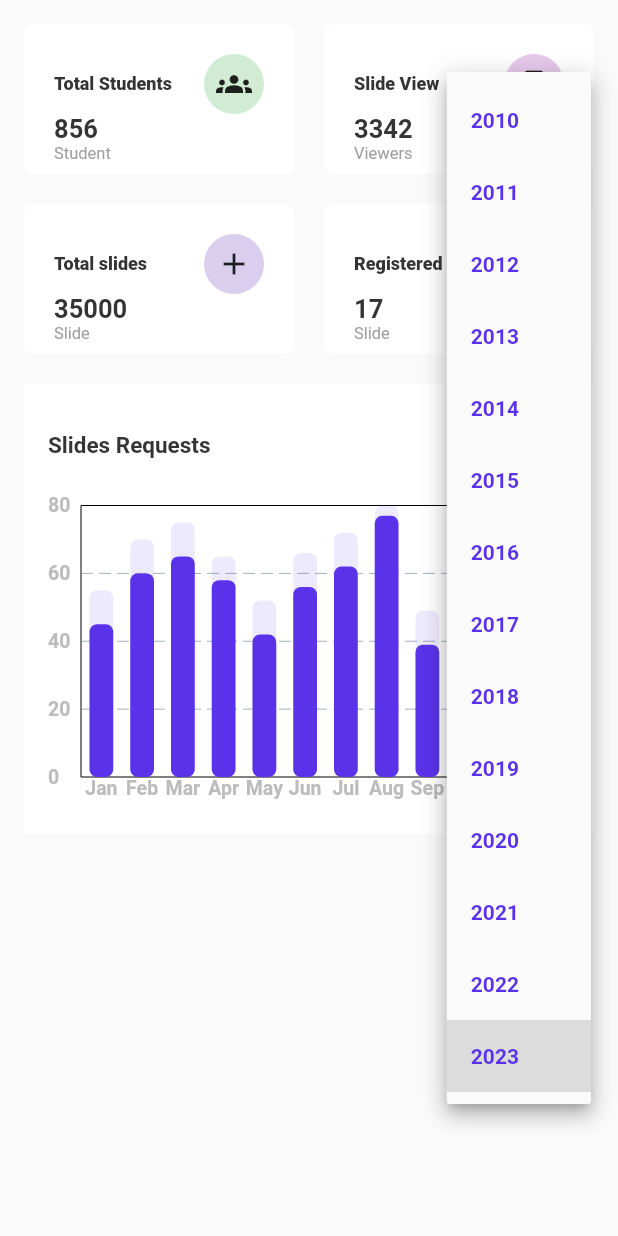
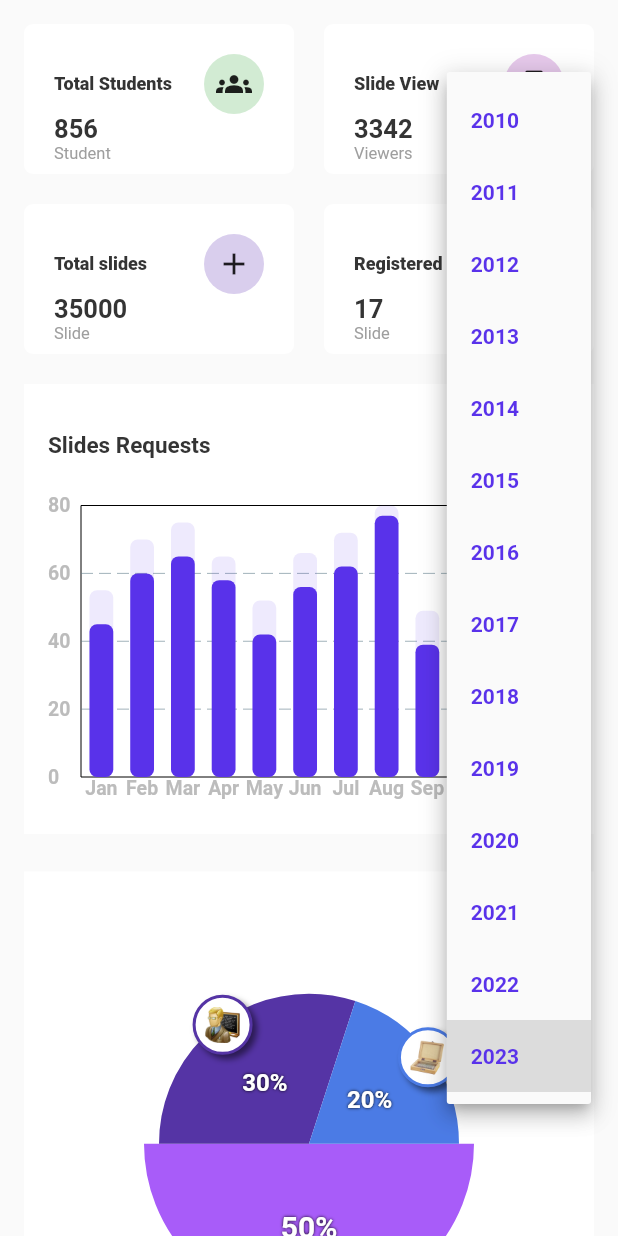
Before and after one commit to Rehab-Hamdi/Digital-System-for-Botany-Slides, a Flutter app: the DesktopDashboardView screen opened by its route, after a tap on an icon or button, on a phone screen of 412 x 824 dp. Run offline on Flutter 3.47's test engine with Material 2 defaults, Android fonts, the phone set to English and light mode, and no system bars; drawn by our look-alikes of fl_chart; our stand-ins replace curved_navigation_bar, firebase_auth, firebase_core, shared_preferences, sizer, table_calendar; missing offline and left inert: vertical_tabs_flutter; accounts and stored records are empty; statements that could not run were skipped.

Commit message:
pie chart remaining slides

```diff
--- /dev/null
+++ b/lib/core/custom_widgets/indicator.dart
@@ -0,0 +1,44 @@
+import 'package:flutter/material.dart';
+
+class Indicator extends StatelessWidget {
+  const Indicator({
+    super.key,
+    required this.color,
+    required this.text,
+    required this.isSquare,
+    this.size = 16,
+    this.textColor,
+  });
+  final Color color;
+  final String text;
+  final bool isSquare;
+  final double size;
+  final Color? textColor;
+
+  @override
+  Widget build(BuildContext context) {
+    return Row(
+      children: <Widget>[
+        Container(
+          width: size,
+          height: size,
+          decoration: BoxDecoration(
+            shape: isSquare ? BoxShape.rectangle : BoxShape.circle,
+            color: color,
+          ),
+        ),
+        const SizedBox(
+          width: 4,
+        ),
+        Text(
+          text,
+          style: TextStyle(
+            fontSize: 16,
+            fontWeight: FontWeight.bold,
+            color: textColor,
+          ),
+        )
+      ],
+    );
+  }
+}
--- a/lib/core/styles/colors.dart
+++ b/lib/core/styles/colors.dart
@@ -26,5 +26,8 @@ class MyColors {
   static const Color myBlue = Color(0xff5932EA);
   static const Color myGray = Color(0xffBCBCBC);
   static const Color myDarkBlue = Color(0xff1A2B88);
+  static const Color studentsColor = Color(0xffA85CF9);
+  static const Color doctorsColor = Color(0xff5534A5);
+  static const Color remainSlidesColor = Color(0xff4B7BE5);
 
 }
--- a/lib/presentation/dashboard_application_screens/dashboard_main_screen/desktop_dashboard_view.dart
+++ b/lib/presentation/dashboard_application_screens/dashboard_main_screen/desktop_dashboard_view.dart
@@ -1,6 +1,7 @@
 import 'package:flutter/material.dart';
 import 'package:our_test_project/presentation/dashboard_application_screens/dashboard_main_screen/modules/analytic_cards.dart';
 
+import 'modules/borrowed_slides_analytic.dart';
 import 'modules/slides_request.dart';
 
 
@@ -21,6 +22,8 @@ class DesktopDashboardView extends StatelessWidget
               const AnalyticCards(),
               const SizedBox(height: 20,),
               SlidesRequest(),
+              const SizedBox(height: 25,),
+              const BorrowedSlidesAnalytic(),
             ],
           ),
         ),
--- /dev/null
+++ b/lib/presentation/dashboard_application_screens/dashboard_main_screen/modules/borrowed_slides_analytic.dart
@@ -0,0 +1,196 @@
+import 'package:fl_chart/fl_chart.dart';
+import 'package:flutter/material.dart';
+import 'package:our_test_project/core/custom_widgets/indicator.dart';
+import 'package:our_test_project/core/styles/colors.dart';
+
+class BorrowedSlidesAnalytic extends StatefulWidget {
+  const BorrowedSlidesAnalytic({Key? key}) : super(key: key);
+
+  @override
+  State<BorrowedSlidesAnalytic> createState() => _BorrowedSlidesAnalyticState();
+}
+
+class _BorrowedSlidesAnalyticState extends State<BorrowedSlidesAnalytic> {
+  int touchedIndex = 0;
+  @override
+  Widget build(BuildContext context) {
+    return Container(
+      padding: const EdgeInsets.all(20),
+      height: MediaQuery.of(context).size.height/2,
+      color: Colors.white,
+      child: Column(
+        mainAxisSize: MainAxisSize.min,
+        children: [
+          Expanded(
+            child: PieChart(
+              PieChartData(
+                pieTouchData: PieTouchData(
+                  touchCallback: (FlTouchEvent event, pieTouchResponse) {
+                    setState(() {
+                      if (!event.isInterestedForInteractions ||
+                          pieTouchResponse == null ||
+                          pieTouchResponse.touchedSection == null) {
+                        touchedIndex = -1;
+                        return;
+                      }
+                      touchedIndex =
+                          pieTouchResponse.touchedSection!.touchedSectionIndex;
+                    });
+                  },
+                ),
+                borderData: FlBorderData(
+                  show: false,
+                ),
+                sectionsSpace: 0,
+                centerSpaceRadius: 0,
+                sections: showingSections(),
+              ),
+            ),
+          ),
+          const SizedBox(height: 30,),
+          Row(
+            children: const [
+              Indicator(
+                color: MyColors.studentsColor,
+                text: 'Students',
+                isSquare: true,
+              ),
+              SizedBox(
+                width: 15,
+              ),
+              Indicator(
+                color: MyColors.doctorsColor,
+                text: 'Doctors',
+                isSquare: true,
+              ),
+              SizedBox(
+                width: 15,
+              ),
+              Indicator(
+                color: MyColors.remainSlidesColor,
+                text: 'Remaining Slides',
+                isSquare: true,
+              ),
+            ],
+          ),
+        ],
+      ),
+    );
+  }
+
+  List<PieChartSectionData> showingSections() {
+    return List.generate(3, (i) {
+      final isTouched = i == touchedIndex;
+      final fontSize = isTouched ? 20.0 : 16.0;
+      final radius = isTouched ? 110.0 : 100.0;
+      final widgetSize = isTouched ? 55.0 : 40.0;
+      const shadows = [Shadow(color: Colors.black, blurRadius: 2)];
+
+      switch (i) {
+        case 0:
+          //Students Section
+          return PieChartSectionData(
+            color: MyColors.studentsColor,
+            value: 50,
+            title: '50%',
+            radius: radius,
+            titleStyle: TextStyle(
+              fontSize: fontSize,
+              fontWeight: FontWeight.bold,
+              color: const Color(0xffffffff),
+              shadows: shadows,
+            ),
+            badgeWidget: Badge(
+              image: 'assets/icons/student.png',
+              size: widgetSize,
+              borderColor: MyColors.studentsColor,
+            ),
+            badgePositionPercentageOffset: .98,
+          );
+        case 1:
+          //Doctors Section
+          return PieChartSectionData(
+            color: MyColors.doctorsColor,
+            value: 30,
+            title: '30%',
+            radius: radius,
+            titleStyle: TextStyle(
+              fontSize: fontSize,
+              fontWeight: FontWeight.bold,
+              color: const Color(0xffffffff),
+              shadows: shadows,
+            ),
+            badgeWidget: Badge(
+              image: 'assets/icons/doctor.png',
+              size: widgetSize,
+              borderColor: MyColors.doctorsColor,
+            ),
+            badgePositionPercentageOffset: .98,
+          );
+        case 2:
+          //Remaining Slides Section
+          return PieChartSectionData(
+            color: MyColors.remainSlidesColor,
+            value: 20,
+            title: '20%',
+            radius: radius,
+            titleStyle: TextStyle(
+              fontSize: fontSize,
+              fontWeight: FontWeight.bold,
+              color: const Color(0xffffffff),
+              shadows: shadows,
+            ),
+            badgeWidget: Badge(
+              image: 'assets/icons/slides_box.png',
+              size: widgetSize,
+              borderColor: MyColors.remainSlidesColor,
+            ),
+            badgePositionPercentageOffset: .98,
+          );
+        default:
+          throw Exception('Oh no');
+      }
+    });
+  }
+}
+
+// Icon For each section Class
+class Badge extends StatelessWidget {
+  const Badge(
+      {super.key,
+        required this.image,
+        required this.size,
+        required this.borderColor,
+      });
+  final String image;
+  final double size;
+  final Color borderColor;
+
+  @override
+  Widget build(BuildContext context) {
+    return AnimatedContainer(
+      duration: PieChart.defaultDuration,
+      width: size,
+      height: size,
+      decoration: BoxDecoration(
+        color: Colors.white,
+        shape: BoxShape.circle,
+        border: Border.all(
+          color: borderColor,
+          width: 2,
+        ),
+        boxShadow: <BoxShadow>[
+          BoxShadow(
+            color: Colors.black.withOpacity(.5),
+            offset: const Offset(3, 3),
+            blurRadius: 3,
+          ),
+        ],
+      ),
+      padding: EdgeInsets.all(size * .15),
+      child: Center(
+        child: Image.asset(image),
+      ),
+    );
+  }
+}
```
Also changed, not shown: assets/icons/doctor.png (added), assets/icons/slides_box.png (added), assets/icons/student.png (added).
